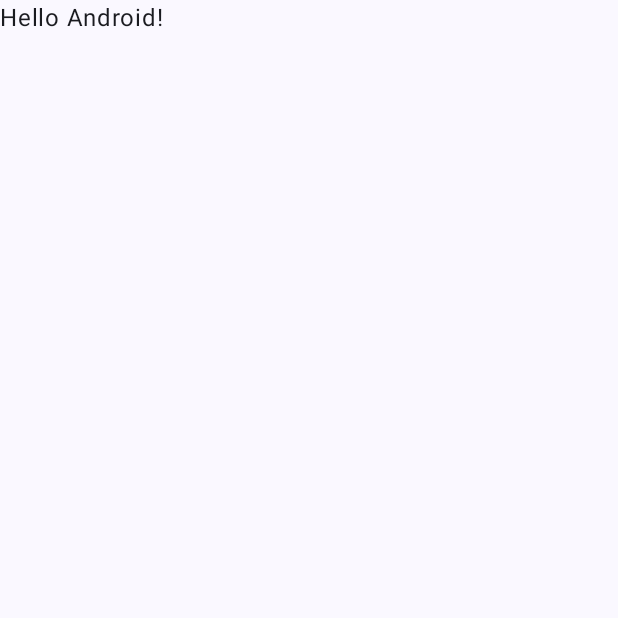
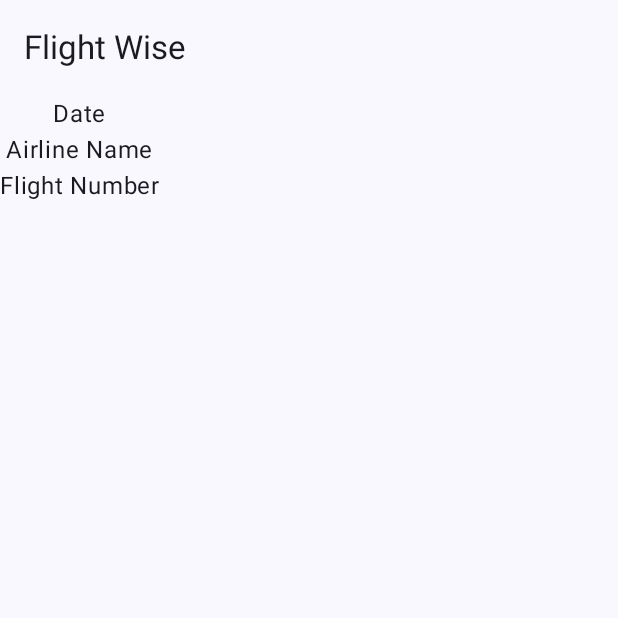
Before and after one commit to a-mullins/uvawise-flights, an Android app built with Jetpack Compose: the screen it shows after launch (MainActivity), on a phone screen of 412 x 824 dp, the top half of it. Before the commit the part shown is almost empty. Run offline under Robolectric (Android 15) with nearby library versions, the phone set to English and light mode, and no system bars.

Commit message:
add ui scaffold, fixup dependencies

```diff
--- a/app/build.gradle.kts
+++ b/app/build.gradle.kts
@@ -58,6 +58,8 @@ dependencies {
     implementation(libs.androidx.constraintlayout)
     implementation(libs.androidx.room.common)
     implementation(libs.androidx.room.ktx)
+    implementation(libs.androidx.navigation.compose)
+    implementation(libs.androidx.navigation.runtime.ktx)
     testImplementation(libs.junit)
     androidTestImplementation(libs.androidx.junit)
     androidTestImplementation(libs.androidx.espresso.core)
--- a/app/src/main/java/edu/uvawise/flights/MainActivity.kt
+++ b/app/src/main/java/edu/uvawise/flights/MainActivity.kt
@@ -10,6 +10,7 @@ import androidx.compose.material3.Text
 import androidx.compose.runtime.Composable
 import androidx.compose.ui.Modifier
 import androidx.compose.ui.tooling.preview.Preview
+import edu.uvawise.flights.ui.FlightApp
 import edu.uvawise.flights.ui.theme.FlightsTheme
 
 class MainActivity : ComponentActivity() {
@@ -19,25 +20,25 @@ class MainActivity : ComponentActivity() {
             FlightsTheme {
                 // A surface container using the 'background' color from the theme
                 Surface(modifier = Modifier.fillMaxSize(), color = MaterialTheme.colorScheme.background) {
-                    Greeting("Android")
+                    FlightApp()
                 }
             }
         }
     }
 }
-
-@Composable
-fun Greeting(name: String, modifier: Modifier = Modifier) {
-    Text(
-        text = "Hello $name!",
-        modifier = modifier
-    )
-}
-
-@Preview(showBackground = true)
-@Composable
-fun GreetingPreview() {
-    FlightsTheme {
-        Greeting("Android")
-    }
-}
+//
+//@Composable
+//fun Greeting(name: String, modifier: Modifier = Modifier) {
+//    Text(
+//        text = "Hello $name!",
+//        modifier = modifier
+//    )
+//}
+//
+//@Preview(showBackground = true)
+//@Composable
+//fun GreetingPreview() {
+//    FlightsTheme {
+//        Greeting("Android")
+//    }
+//}
--- /dev/null
+++ b/app/src/main/java/edu/uvawise/flights/ui/FlightApp.kt
@@ -0,0 +1,93 @@
+package edu.uvawise.flights.ui
+
+import androidx.annotation.StringRes
+import androidx.compose.foundation.layout.padding
+import androidx.compose.material.icons.Icons
+import androidx.compose.material.icons.filled.ArrowBack
+import androidx.compose.material3.ExperimentalMaterial3Api
+import androidx.compose.material3.Icon
+import androidx.compose.material3.IconButton
+import androidx.compose.material3.Scaffold
+import androidx.compose.material3.Text
+import androidx.compose.material3.TopAppBar
+import androidx.compose.runtime.Composable
+import androidx.compose.runtime.getValue
+import androidx.compose.ui.Modifier
+import androidx.compose.ui.tooling.preview.Preview
+import androidx.navigation.NavHostController
+import androidx.navigation.compose.NavHost
+import androidx.navigation.compose.composable
+import androidx.navigation.compose.currentBackStackEntryAsState
+import androidx.navigation.compose.rememberNavController
+import edu.uvawise.flights.R
+
+enum class FlightScreen(@StringRes val title: Int) {
+    Start(R.string.start_screen_title)
+}
+
+@OptIn(ExperimentalMaterial3Api::class)
+@Composable
+fun FlightAppTopBar(
+    currentScreen: FlightScreen,
+    canNavigateBack: Boolean,
+    navigateUp: () -> Unit,
+    modifier: Modifier = Modifier
+) {
+    TopAppBar(
+        title = {
+            Text("Flight Wise", maxLines = 1) // TODO convert to StringRes
+        },
+        modifier = modifier,
+        navigationIcon = {
+            if (canNavigateBack) {
+                IconButton(onClick = navigateUp) {
+                    Icon(
+                        imageVector = Icons.Filled.ArrowBack,
+                        contentDescription = "Back" // TODO convert to StringRes
+                    )
+                }
+            }
+        }
+    )
+}
+
+@Composable
+fun FlightApp(
+    navController: NavHostController = rememberNavController()
+) {
+    val backStackEntry by navController.currentBackStackEntryAsState()
+    val currentScreen = FlightScreen.valueOf(
+        backStackEntry?.destination?.route ?: FlightScreen.Start.name
+    )
+
+    Scaffold(
+        topBar = {
+            FlightAppTopBar(
+                currentScreen = currentScreen,
+                canNavigateBack = navController.previousBackStackEntry != null,
+                navigateUp = { navController.navigateUp() }
+            )
+        }
+    ) { innerPadding ->
+
+        NavHost(
+            navController = navController,
+            startDestination = FlightScreen.Start.name,
+            modifier = Modifier.padding(innerPadding)
+        ) {
+            composable(route = FlightScreen.Start.name) {
+                StartScreen(
+                    modifier = Modifier, // TODO add margins here.
+                    onFlightSearch = { }
+                )
+            }
+        }
+    }
+
+}
+
+@Preview
+@Composable
+fun FlightAppPreview() {
+    FlightApp()
+}
--- /dev/null
+++ b/app/src/main/java/edu/uvawise/flights/ui/StartScreen.kt
@@ -0,0 +1,35 @@
+package edu.uvawise.flights.ui
+
+import androidx.compose.foundation.layout.Arrangement
+import androidx.compose.foundation.layout.Column
+import androidx.compose.foundation.layout.fillMaxSize
+import androidx.compose.material3.Surface
+import androidx.compose.material3.Text
+import androidx.compose.runtime.Composable
+import androidx.compose.ui.Alignment
+import androidx.compose.ui.Modifier
+import androidx.compose.ui.tooling.preview.Preview
+
+@Composable
+fun StartScreen(
+    modifier: Modifier = Modifier,
+    onFlightSearch: () -> Unit,
+) {
+    Column(
+        verticalArrangement = Arrangement.Center,
+        horizontalAlignment = Alignment.CenterHorizontally,
+        modifier = modifier
+    ) {
+        Text("Date")          // TODO changeme
+        Text("Airline Name")  // TODO changeme
+        Text("Flight Number") // TODO changeme
+    }
+}
+
+//@Preview
+//@Composable
+//fun StartScreenPreview() {
+//    Surface(modifier = Modifier.fillMaxSize()) {
+//        StartScreen()
+//    }
+//}
--- a/app/src/main/res/layout/fragment_home.xml
+++ b/app/src/main/res/layout/fragment_home.xml
@@ -66,6 +66,6 @@
         android:layout_width="wrap_content"
         android:layout_height="wrap_content"
         android:orientation="vertical"
-        app:layout_constraintGuide_begin="20dp" />
+        app:layout_constraintGuide_begin="34dp" />
 
 </androidx.constraintlayout.widget.ConstraintLayout>
--- a/app/src/main/res/values/strings.xml
+++ b/app/src/main/res/values/strings.xml
@@ -1,3 +1,4 @@
 <resources>
     <string name="app_name">Flights</string>
+    <string name="start_screen_title">Flight Wise</string>
 </resources>
--- a/gradle/libs.versions.toml
+++ b/gradle/libs.versions.toml
@@ -1,5 +1,5 @@
 [versions]
-agp = "8.3.2"
+agp = "8.4.0"
 kotlin = "1.9.0"
 coreKtx = "1.12.0"
 junit = "4.13.2"
@@ -11,6 +11,8 @@ composeBom = "2023.08.00"
 constraintlayout = "2.1.4"
 roomCommon = "2.6.1"
 roomKtx = "2.6.1"
+navigationCompose = "2.7.7"
+navigationRuntimeKtx = "2.7.7"
 
 [libraries]
 androidx-core-ktx = { group = "androidx.core", name = "core-ktx", version.ref = "coreKtx" }
@@ -30,6 +32,8 @@ androidx-material3 = { group = "androidx.compose.material3", name = "material3"
 androidx-constraintlayout = { group = "androidx.constraintlayout", name = "constraintlayout", version.ref = "constraintlayout" }
 androidx-room-common = { group = "androidx.room", name = "room-common", version.ref = "roomCommon" }
 androidx-room-ktx = { group = "androidx.room", name = "room-ktx", version.ref = "roomKtx" }
+androidx-navigation-compose = { group = "androidx.navigation", name = "navigation-compose", version.ref = "navigationCompose" }
+androidx-navigation-runtime-ktx = { group = "androidx.navigation", name = "navigation-runtime-ktx", version.ref = "navigationRuntimeKtx" }
 
 [plugins]
 androidApplication = { id = "com.android.application", version.ref = "agp" }
```
Also changed, not shown: gradle/wrapper/gradle-wrapper.properties.
